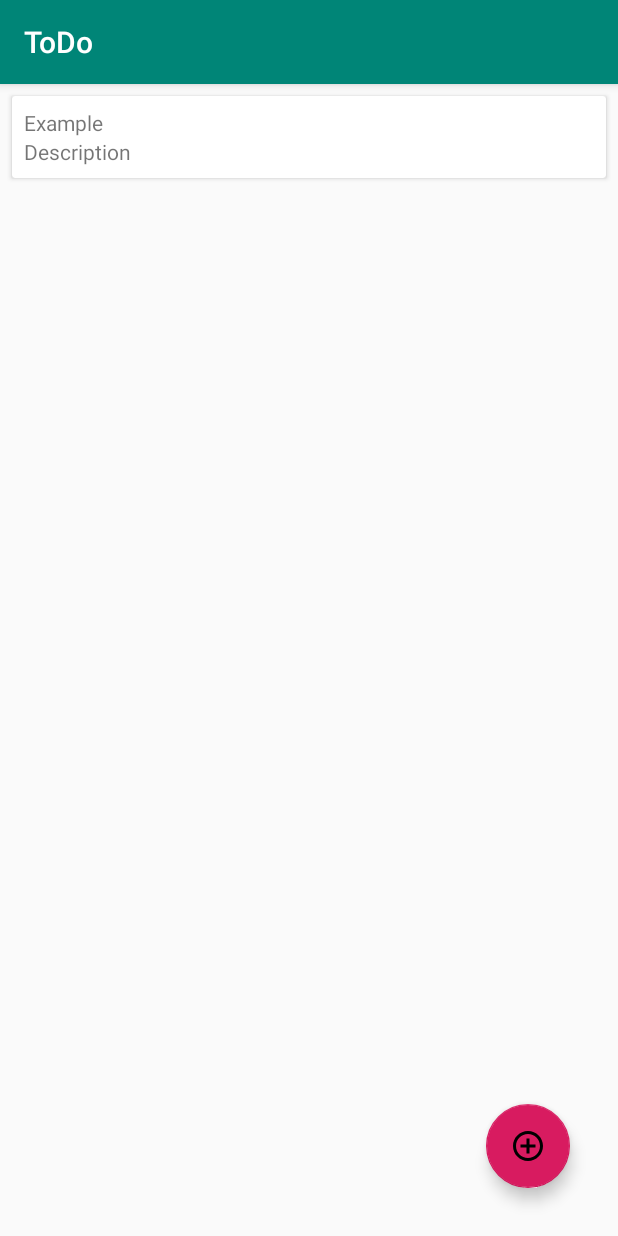
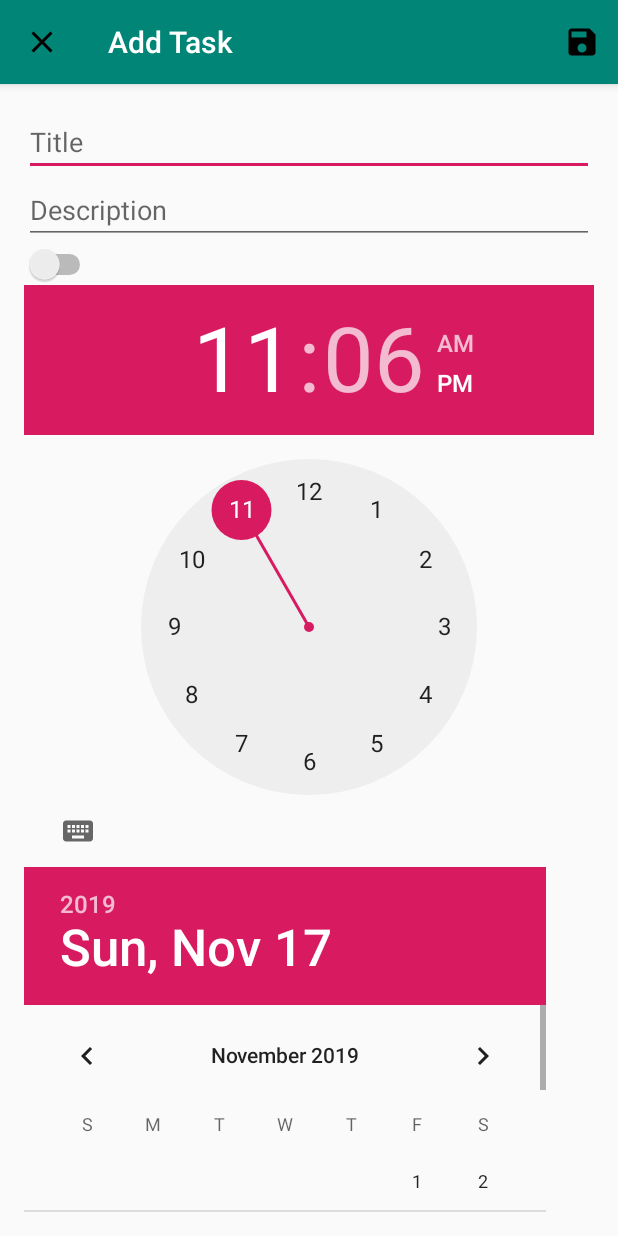
Before and after one commit to JPedroRSilva/ToDo, an Android app: the screen it shows after launch (MainActivity before the commit, AddEditTaskActivity after it), after a tap on an icon or button, on a phone screen of 412 x 824 dp. Run offline under Robolectric (Android 15) with nearby library versions, the phone set to English and light mode, and no system bars; our stand-ins replace Room's generated code.

Commit message:
Changed time field type to String and added new class type converter. Time field is now saved as a string and needs to be converted to LocaldateTime when gets retrived from database, as it also needs to be converted to string as before being store in database

```diff
--- a/app/src/main/AndroidManifest.xml
+++ b/app/src/main/AndroidManifest.xml
@@ -16,6 +16,9 @@
                 <category android:name="android.intent.category.LAUNCHER" />
             </intent-filter>
         </activity>
+        <activity android:name=".AddEditTaskActivity"
+                  android:parentActivityName=".MainActivity">
+        </activity>
     </application>
 
 </manifest>
--- /dev/null
+++ b/app/src/main/java/com/johnny/todo/LocalDateTimeConverter.java
@@ -0,0 +1,26 @@
+package com.johnny.todo;
+
+import androidx.room.TypeConverter;
+
+import java.time.LocalDateTime;
+
+public class LocalDateTimeConverter {
+
+        @TypeConverter
+        public static LocalDateTime toDate(String dateString) {
+            if (dateString == null) {
+                return null;
+            } else {
+                return LocalDateTime.parse(dateString);
+            }
+        }
+
+        @TypeConverter
+        public static String toDateString(LocalDateTime date) {
+            if (date == null) {
+                return null;
+            } else {
+                return date.toString();
+            }
+        }
+}
--- a/app/src/main/java/com/johnny/todo/Task.java
+++ b/app/src/main/java/com/johnny/todo/Task.java
@@ -5,6 +5,10 @@ import androidx.room.PrimaryKey;
 
 import java.time.LocalDateTime;
 import java.time.format.DateTimeFormatter;
+import java.util.Calendar;
+
+import static com.johnny.todo.LocalDateTimeConverter.toDate;
+import static com.johnny.todo.LocalDateTimeConverter.toDateString;
 
 @Entity(tableName = "task_table")
 public class Task {
@@ -16,9 +20,9 @@ public class Task {
 
     private String description;
 
-    private LocalDateTime time;
+    private String time;
 
-    public Task(String title, String description, LocalDateTime time) {
+    public Task(String title, String description, String time) {
         this.title = title;
         this.description = description;
         this.time = time;
@@ -40,12 +44,13 @@ public class Task {
         return description;
     }
 
-    public LocalDateTime getTime() {
-        return time;
+    public String getTime() {
+        return this.time;
     }
 
     public String timeToFormatedString(){
         DateTimeFormatter formatter = DateTimeFormatter.ofPattern("E, dd/MM/yyyy 'at' HH:mm");
-        return this.time.format(formatter);
+        LocalDateTime formatedTime = toDate(this.time);
+        return formatter.format(formatedTime);
     }
 }
--- a/app/src/main/java/com/johnny/todo/TaskDao.java
+++ b/app/src/main/java/com/johnny/todo/TaskDao.java
@@ -1,13 +1,14 @@
 package com.johnny.todo;
 
 import androidx.lifecycle.LiveData;
+import androidx.room.Dao;
 import androidx.room.Delete;
 import androidx.room.Insert;
 import androidx.room.Query;
 import androidx.room.Update;
 
 import java.util.List;
-
+@Dao
 public interface TaskDao {
 
     @Insert
--- a/app/src/main/java/com/johnny/todo/TaskDatabase.java
+++ b/app/src/main/java/com/johnny/todo/TaskDatabase.java
@@ -11,7 +11,7 @@ import androidx.sqlite.db.SupportSQLiteDatabase;
 
 import java.time.LocalDateTime;
 
-import static java.time.ZoneId.systemDefault;
+import static com.johnny.todo.LocalDateTimeConverter.toDateString;
 
 @Database(entities = {Task.class}, version = 1, exportSchema = false)
 public abstract class TaskDatabase extends RoomDatabase {
@@ -49,7 +49,7 @@ public abstract class TaskDatabase extends RoomDatabase {
         @Override
         protected Void doInBackground(Void... voids) {
             LocalDateTime time = LocalDateTime.now();
-            taskDao.insert(new Task("Example" , "Description", time));
+            taskDao.insert(new Task("Example" , "Description", toDateString(time)));
             return null;
         }
     }
--- /dev/null
+++ b/app/src/main/res/drawable/ic_save_black_24dp.xml
@@ -0,0 +1,9 @@
+<vector xmlns:android="http://schemas.android.com/apk/res/android"
+        android:width="24dp"
+        android:height="24dp"
+        android:viewportWidth="24.0"
+        android:viewportHeight="24.0">
+    <path
+        android:fillColor="#FF000000"
+        android:pathData="M17,3L5,3c-1.11,0 -2,0.9 -2,2v14c0,1.1 0.89,2 2,2h14c1.1,0 2,-0.9 2,-2L21,7l-4,-4zM12,19c-1.66,0 -3,-1.34 -3,-3s1.34,-3 3,-3 3,1.34 3,3 -1.34,3 -3,3zM15,9L5,9L5,5h10v4z"/>
+</vector>
--- a/app/src/main/res/layout/activity_add_task.xml
+++ b/app/src/main/res/layout/activity_add_task.xml
@@ -12,16 +12,17 @@
         android:id="@+id/edit_text_title"
         android:layout_width="match_parent"
         android:layout_height="wrap_content"
-        android:hint="Title"
+        android:hint="@string/title"
         android:inputType="text"
         tools:layout_editor_absoluteX="16dp"
         tools:layout_editor_absoluteY="146dp" />
 
     <EditText
+
         android:id="@+id/edit_text_description"
         android:layout_width="match_parent"
         android:layout_height="wrap_content"
-        android:hint="Description"
+        android:hint="@string/description"
         android:inputType="textMultiLine"
         tools:layout_editor_absoluteX="16dp"
         tools:layout_editor_absoluteY="77dp" />
@@ -32,13 +33,13 @@
         android:layout_height="wrap_content"
         android:gravity="end"/>
 
-    <EditText
+    <TimePicker
         android:id="@+id/time_picker"
         android:layout_width="wrap_content"
         android:layout_height="wrap_content"
         android:gravity="bottom" />
 
-    <EditText
+    <DatePicker
         android:id="@+id/date_picker"
         android:layout_width="wrap_content"
         android:layout_height="wrap_content" />
--- /dev/null
+++ b/app/src/main/res/menu/add_task_menu.xml
@@ -0,0 +1,10 @@
+<?xml version="1.0" encoding="utf-8"?>
+<menu xmlns:android="http://schemas.android.com/apk/res/android"
+    xmlns:app="http://schemas.android.com/apk/res-auto">
+    <item
+        android:id="@+id/save_task"
+        android:icon="@drawable/ic_save_black_24dp"
+        android:title="Save"
+        app:showAsAction="ifRoom"
+        />
+</menu>
--- /dev/null
+++ b/app/src/main/res/menu/mainmenu.xml
@@ -0,0 +1,9 @@
+<?xml version="1.0" encoding="utf-8"?>
+<menu xmlns:android="http://schemas.android.com/apk/res/android"
+    xmlns:app="http://schemas.android.com/apk/res-auto">
+    <item
+        android:id="@+id/delete_all_tasks"
+        android:title="@string/delete_all_tasks"
+        app:showAsAction="never"
+        />
+</menu>
--- a/app/src/main/res/values/strings.xml
+++ b/app/src/main/res/values/strings.xml
@@ -1,3 +1,6 @@
 <resources>
     <string name="app_name">ToDo</string>
+    <string name="delete_all_tasks">Delete all tasks</string>
+    <string name="description">Description</string>
+    <string name="title">Title</string>
 </resources>
```
Also changed, not shown: app/src/main/java/com/johnny/todo/AddEditTaskActivity.java (+56 -5 lines), app/src/main/java/com/johnny/todo/MainActivity.java (+61 -5 lines).
